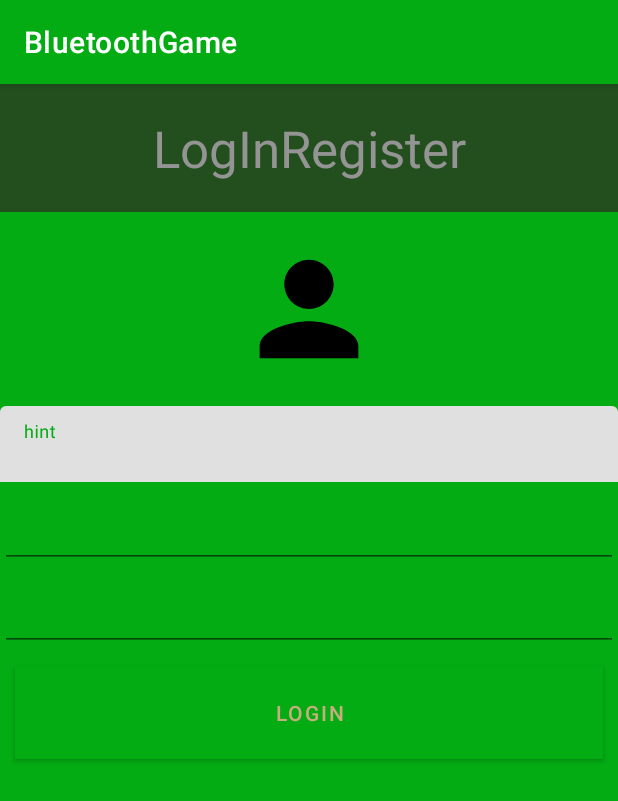
After one commit to KarolWes/BluetoothGameApp, an Android app: the fragment LoginFragment shown on its own in the app's theme, on a phone screen of 412 x 824 dp. The commit adds this screen. Shown: the top 801 px of the screen. Run offline under Robolectric (Android 15) with nearby library versions, the phone set to English and light mode, and no system bars.

Commit message:
db debugging + beginning of works on log in page

```diff
--- /dev/null
+++ b/app/src/main/java/com/example/bluetoothgame/LoginFragment.kt
@@ -0,0 +1,59 @@
+package com.example.bluetoothgame
+
+import android.os.Bundle
+import androidx.fragment.app.Fragment
+import android.view.LayoutInflater
+import android.view.View
+import android.view.ViewGroup
+
+// TODO: Rename parameter arguments, choose names that match
+// the fragment initialization parameters, e.g. ARG_ITEM_NUMBER
+private const val ARG_PARAM1 = "param1"
+private const val ARG_PARAM2 = "param2"
+
+/**
+ * A simple [Fragment] subclass.
+ * Use the [LoginFragment.newInstance] factory method to
+ * create an instance of this fragment.
+ */
+class LoginFragment : Fragment() {
+    // TODO: Rename and change types of parameters
+    private var param1: String? = null
+    private var param2: String? = null
+
+    override fun onCreate(savedInstanceState: Bundle?) {
+        super.onCreate(savedInstanceState)
+        arguments?.let {
+            param1 = it.getString(ARG_PARAM1)
+            param2 = it.getString(ARG_PARAM2)
+        }
+    }
+
+    override fun onCreateView(
+        inflater: LayoutInflater, container: ViewGroup?,
+        savedInstanceState: Bundle?
+    ): View? {
+        // Inflate the layout for this fragment
+        return inflater.inflate(R.layout.fragment_login, container, false)
+    }
+
+    companion object {
+        /**
+         * Use this factory method to create a new instance of
+         * this fragment using the provided parameters.
+         *
+         * @param param1 Parameter 1.
+         * @param param2 Parameter 2.
+         * @return A new instance of fragment LoginFragment.
+         */
+        // TODO: Rename and change types and number of parameters
+        @JvmStatic
+        fun newInstance(param1: String, param2: String) =
+            LoginFragment().apply {
+                arguments = Bundle().apply {
+                    putString(ARG_PARAM1, param1)
+                    putString(ARG_PARAM2, param2)
+                }
+            }
+    }
+}
--- a/app/src/main/java/com/example/bluetoothgame/MainActivity.kt
+++ b/app/src/main/java/com/example/bluetoothgame/MainActivity.kt
@@ -14,7 +14,8 @@ import com.google.android.material.bottomnavigation.BottomNavigationView
 class MainActivity : AppCompatActivity() {
 
     private lateinit var binding: ActivityMainBinding
-    public lateinit var internalDB: DBInternal
+
+    @RequiresApi(Build.VERSION_CODES.P)
     override fun onCreate(savedInstanceState: Bundle?) {
         super.onCreate(savedInstanceState)
 
--- a/app/src/main/java/com/example/bluetoothgame/ui/settings/SettingsFragment.kt
+++ b/app/src/main/java/com/example/bluetoothgame/ui/settings/SettingsFragment.kt
@@ -46,7 +46,6 @@ class SettingsFragment : Fragment() {
             textView.text = it
         }
         _db = DBInternal(this.requireContext(), null, null, 1)
-        _db.clear()
         val data = _db.getVals()
         if (data == null){
             _db.setDefault(_defaultRef, _defaultPaired, _defaultNNa)
@@ -67,7 +66,7 @@ class SettingsFragment : Fragment() {
         refBar.progress = (_defaultRef-20)/5
         refBar.setOnSeekBarChangeListener(object : OnSeekBarChangeListener {
             override fun onProgressChanged(seekBar: SeekBar, progress: Int, b: Boolean) {
-                _defaultRef = progress
+                _defaultRef = progress*5+20
                 refText.text = "${getString(R.string.ref_rate)} $_defaultRef seconds"
             }
             override fun onStartTrackingTouch(seekBar: SeekBar) {}
@@ -77,8 +76,10 @@ class SettingsFragment : Fragment() {
         return root
     }
 
+    @RequiresApi(Build.VERSION_CODES.P)
     override fun onDestroyView() {
         super.onDestroyView()
+        _db.updateParameters("", arrayListOf(_defaultRef, _defaultPaired, _defaultNNa))
         _binding = null
     }
 }
--- /dev/null
+++ b/app/src/main/res/layout/fragment_login.xml
@@ -0,0 +1,65 @@
+<?xml version="1.0" encoding="utf-8"?>
+<LinearLayout xmlns:android="http://schemas.android.com/apk/res/android"
+    xmlns:app="http://schemas.android.com/apk/res-auto"
+    xmlns:tools="http://schemas.android.com/tools"
+    android:layout_width="match_parent"
+    android:layout_height="match_parent"
+    android:background="@color/green_400"
+    android:orientation="vertical"
+    tools:context=".LoginFragment">
+
+    <TextView
+        android:id="@+id/loginTitleText"
+        android:layout_width="match_parent"
+        android:layout_height="wrap_content"
+        android:background="@color/green_700"
+        android:gravity="center"
+        android:padding="20dp"
+        android:text="LogInRegister"
+        android:textColor="@color/gray_500"
+        android:textSize="34sp" />
+
+    <ImageView
+        android:id="@+id/imageView3"
+        android:layout_width="match_parent"
+        android:layout_height="129dp"
+        android:padding="15dp"
+        android:src="@drawable/baseline_person_24" />
+
+    <com.google.android.material.textfield.TextInputLayout
+        android:layout_width="match_parent"
+        android:layout_height="wrap_content">
+
+        <com.google.android.material.textfield.TextInputEditText
+            android:layout_width="match_parent"
+            android:layout_height="wrap_content"
+            android:hint="hint"
+            android:padding="15dp" />
+    </com.google.android.material.textfield.TextInputLayout>
+
+    <EditText
+        android:id="@+id/editTextTextEmailAddress"
+        android:layout_width="match_parent"
+        android:layout_height="wrap_content"
+        android:ems="10"
+        android:inputType="textEmailAddress"
+        android:padding="15dp" />
+
+    <EditText
+        android:id="@+id/editTextTextPassword"
+        android:layout_width="match_parent"
+        android:layout_height="wrap_content"
+        android:ems="10"
+        android:inputType="textPassword"
+        android:padding="15dp" />
+
+    <Button
+        android:id="@+id/loginButton"
+        android:layout_width="match_parent"
+        android:layout_height="wrap_content"
+        android:layout_margin="10dp"
+        android:background="@color/gold"
+        android:padding="15dp"
+        android:text="Login"
+        android:textColor="@color/beige_800" />
+</LinearLayout>
--- a/app/src/main/res/layout/fragment_settings.xml
+++ b/app/src/main/res/layout/fragment_settings.xml
@@ -77,7 +77,7 @@
         android:layout_width="match_parent"
         android:layout_height="wrap_content"
         android:indeterminate="false"
-        android:max="15"
+        android:max="14"
         android:paddingLeft="15dp"
         android:paddingTop="15dp"
         android:paddingRight="15dp"
--- a/app/src/main/res/values/strings.xml
+++ b/app/src/main/res/values/strings.xml
@@ -4,4 +4,6 @@
     <string name="title_leaderboard">Leaderboard</string>
     <string name="title_settings">Settings</string>
     <string name="ref_rate">Current refresh rate: every</string>
+    <!-- TODO: Remove or change this placeholder text -->
+    <string name="hello_blank_fragment">Hello blank fragment</string>
 </resources>
```
Also changed, not shown: app/src/main/java/com/example/bluetoothgame/SQLiteManager.kt (+14 -11 lines), app/src/main/java/com/example/bluetoothgame/ui/home/HomeFragment.kt (+7 -1 lines).
